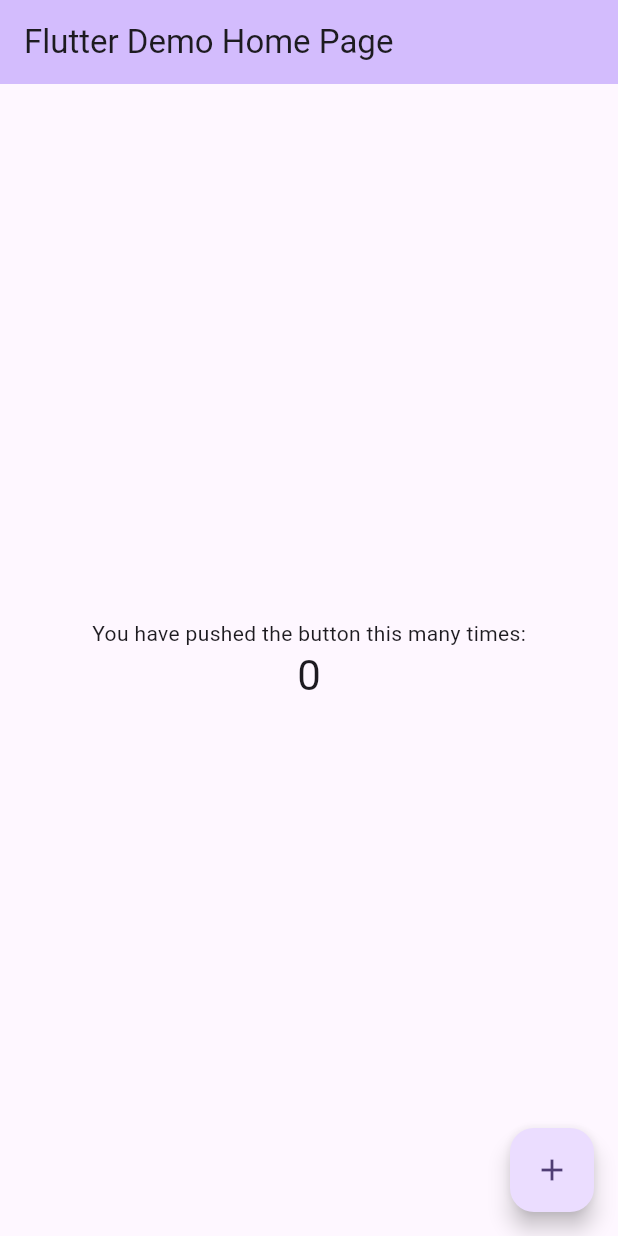
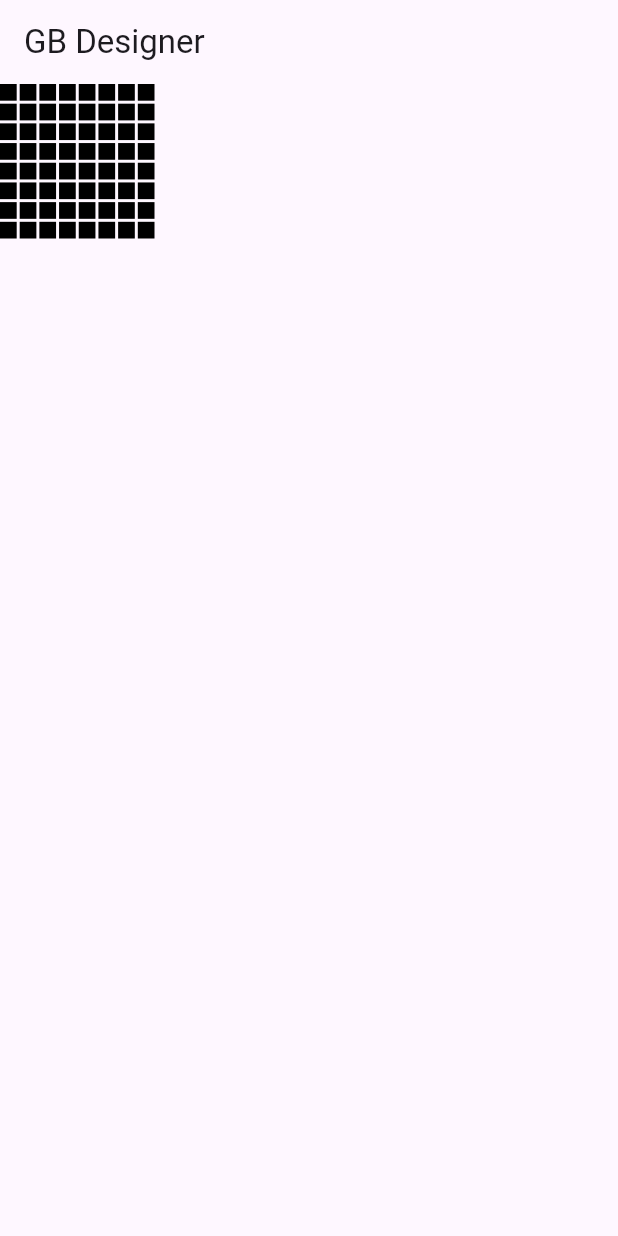
Before and after one commit to mars3142/gb-designer, a Flutter app: the screen it shows after launch, on a phone screen of 412 x 824 dp. Run offline on Flutter 3.47's test engine with Material 3 defaults, Android fonts, the phone set to English and light mode, and no system bars.

```diff
--- /dev/null
+++ b/lib/app.dart
@@ -0,0 +1,18 @@
+import 'package:flutter/material.dart';
+import 'package:gb_designer/designer.dart';
+
+class GBApp extends StatelessWidget {
+  const GBApp({super.key});
+
+  // This widget is the root of your application.
+  @override
+  Widget build(BuildContext context) {
+    return MaterialApp(
+        title: 'GB Designer',
+        theme: ThemeData(
+          colorScheme: ColorScheme.fromSeed(seedColor: Colors.deepPurple),
+          useMaterial3: true,
+        ),
+        home: const GBDesigner());
+  }
+}
--- /dev/null
+++ b/lib/designer.dart
@@ -0,0 +1,21 @@
+import 'package:flutter/material.dart';
+import 'package:gb_designer/ui/components/sprite.dart';
+
+class GBDesigner extends StatelessWidget {
+  const GBDesigner({super.key});
+
+  @override
+  Widget build(BuildContext context) {
+    return Scaffold(
+      appBar: AppBar(
+        title: const Text('GB Designer'),
+      ),
+      body: LayoutBuilder(builder: (context, constraints) {
+        return SizedBox(
+          width: constraints.maxWidth / 4,
+          child: const GBSprite(),
+        );
+      }),
+    );
+  }
+}
--- a/lib/main.dart
+++ b/lib/main.dart
@@ -1,125 +1,6 @@
 import 'package:flutter/material.dart';
+import 'package:gb_designer/app.dart';
 
 void main() {
-  runApp(const MyApp());
+  runApp(const GBApp());
 }
-
-class MyApp extends StatelessWidget {
-  const MyApp({super.key});
-
-  // This widget is the root of your application.
-  @override
-  Widget build(BuildContext context) {
-    return MaterialApp(
-      title: 'Flutter Demo',
-      theme: ThemeData(
-        // This is the theme of your application.
-        //
-        // TRY THIS: Try running your application with "flutter run". You'll see
-        // the application has a purple toolbar. Then, without quitting the app,
-        // try changing the seedColor in the colorScheme below to Colors.green
-        // and then invoke "hot reload" (save your changes or press the "hot
-        // reload" button in a Flutter-supported IDE, or press "r" if you used
-        // the command line to start the app).
-        //
-        // Notice that the counter didn't reset back to zero; the application
-        // state is not lost during the reload. To reset the state, use hot
-        // restart instead.
-        //
-        // This works for code too, not just values: Most code changes can be
-        // tested with just a hot reload.
-        colorScheme: ColorScheme.fromSeed(seedColor: Colors.deepPurple),
-        useMaterial3: true,
-      ),
-      home: const MyHomePage(title: 'Flutter Demo Home Page'),
-    );
-  }
-}
-
-class MyHomePage extends StatefulWidget {
-  const MyHomePage({super.key, required this.title});
-
-  // This widget is the home page of your application. It is stateful, meaning
-  // that it has a State object (defined below) that contains fields that affect
-  // how it looks.
-
-  // This class is the configuration for the state. It holds the values (in this
-  // case the title) provided by the parent (in this case the App widget) and
-  // used by the build method of the State. Fields in a Widget subclass are
-  // always marked "final".
-
-  final String title;
-
-  @override
-  State<MyHomePage> createState() => _MyHomePageState();
-}
-
-class _MyHomePageState extends State<MyHomePage> {
-  int _counter = 0;
-
-  void _incrementCounter() {
-    setState(() {
-      // This call to setState tells the Flutter framework that something has
-      // changed in this State, which causes it to rerun the build method below
-      // so that the display can reflect the updated values. If we changed
-      // _counter without calling setState(), then the build method would not be
-      // called again, and so nothing would appear to happen.
-      _counter++;
-    });
-  }
-
-  @override
-  Widget build(BuildContext context) {
-    // This method is rerun every time setState is called, for instance as done
-    // by the _incrementCounter method above.
-    //
-    // The Flutter framework has been optimized to make rerunning build methods
-    // fast, so that you can just rebuild anything that needs updating rather
-    // than having to individually change instances of widgets.
-    return Scaffold(
-      appBar: AppBar(
-        // TRY THIS: Try changing the color here to a specific color (to
-        // Colors.amber, perhaps?) and trigger a hot reload to see the AppBar
-        // change color while the other colors stay the same.
-        backgroundColor: Theme.of(context).colorScheme.inversePrimary,
-        // Here we take the value from the MyHomePage object that was created by
-        // the App.build method, and use it to set our appbar title.
-        title: Text(widget.title),
-      ),
-      body: Center(
-        // Center is a layout widget. It takes a single child and positions it
-        // in the middle of the parent.
-        child: Column(
-          // Column is also a layout widget. It takes a list of children and
-          // arranges them vertically. By default, it sizes itself to fit its
-          // children horizontally, and tries to be as tall as its parent.
-          //
-          // Column has various properties to control how it sizes itself and
-          // how it positions its children. Here we use mainAxisAlignment to
-          // center the children vertically; the main axis here is the vertical
-          // axis because Columns are vertical (the cross axis would be
-          // horizontal).
-          //
-          // TRY THIS: Invoke "debug painting" (choose the "Toggle Debug Paint"
-          // action in the IDE, or press "p" in the console), to see the
-          // wireframe for each widget.
-          mainAxisAlignment: MainAxisAlignment.center,
-          children: <Widget>[
-            const Text(
-              'You have pushed the button this many times:',
-            ),
-            Text(
-              '$_counter',
-              style: Theme.of(context).textTheme.headlineMedium,
-            ),
-          ],
-        ),
-      ),
-      floatingActionButton: FloatingActionButton(
-        onPressed: _incrementCounter,
-        tooltip: 'Increment',
-        child: const Icon(Icons.add),
-      ), // This trailing comma makes auto-formatting nicer for build methods.
-    );
-  }
-}
--- /dev/null
+++ b/lib/ui/components/pixel.dart
@@ -0,0 +1,14 @@
+import 'package:flutter/material.dart';
+
+class GBPixel extends StatelessWidget {
+  const GBPixel({super.key, this.color = Colors.black});
+
+  final Color color;
+
+  @override
+  Widget build(BuildContext context) {
+    return ColoredBox(
+      color: color,
+    );
+  }
+}
--- /dev/null
+++ b/lib/ui/components/sprite.dart
@@ -0,0 +1,21 @@
+import 'package:flutter/material.dart';
+import 'package:gb_designer/ui/components/pixel.dart';
+
+class GBSprite extends StatelessWidget {
+  const GBSprite({super.key});
+
+  @override
+  Widget build(BuildContext context) {
+    return GridView.builder(
+      gridDelegate: const SliverGridDelegateWithFixedCrossAxisCount(
+        crossAxisCount: 8,
+        mainAxisSpacing: 2,
+        crossAxisSpacing: 2,
+      ),
+      itemCount: 8 * 8,
+      itemBuilder: (context, index) {
+        return const GBPixel();
+      },
+    );
+  }
+}
```
Also changed, not shown: firebase.json (added), lib/ui/editor.dart (added), 13 other files.
